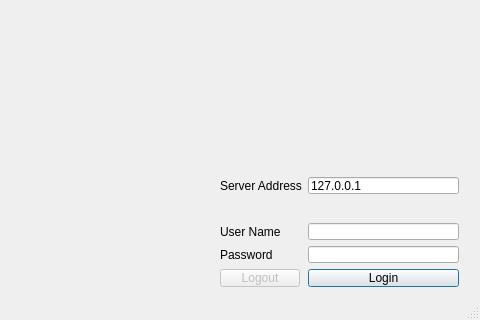
Old version of the form Client.Qt/MainWindow.ui in the repository HadesD/CaroOnline; both pictures show x 491 to 971 and y 320 to 640 of the 971 by 640 pixel window.
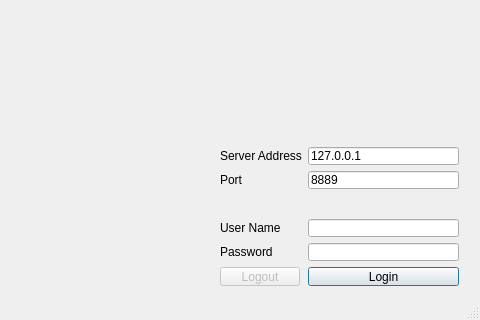
New version of the form.

Commit message: Add port input and set endpoint server

Patch:
```diff
--- a/Client.Qt/MainWindow.ui
+++ b/Client.Qt/MainWindow.ui
@@ -35,13 +35,13 @@
     <property name="geometry">
      <rect>
       <x>700</x>
-      <y>450</y>
+      <y>420</y>
       <width>261</width>
-      <height>132</height>
+      <height>161</height>
      </rect>
     </property>
     <layout class="QFormLayout" name="loginFormLayout">
-     <item row="4" column="1">
+     <item row="5" column="1">
       <widget class="QPushButton" name="loginButton">
        <property name="text">
         <string>Login</string>
@@ -71,7 +71,7 @@
        </property>
       </widget>
      </item>
-     <item row="2" column="0">
+     <item row="3" column="0">
       <widget class="QLabel" name="userNameLabel">
        <property name="text">
         <string>User Name</string>
@@ -81,21 +81,21 @@
        </property>
       </widget>
      </item>
-     <item row="3" column="1">
+     <item row="4" column="1">
       <widget class="QLineEdit" name="passwordInput">
        <property name="locale">
         <locale language="English" country="UnitedStates"/>
        </property>
       </widget>
      </item>
-     <item row="2" column="1">
+     <item row="3" column="1">
       <widget class="QLineEdit" name="userNameInput">
        <property name="locale">
         <locale language="English" country="UnitedStates"/>
        </property>
       </widget>
      </item>
-     <item row="1" column="0" colspan="2">
+     <item row="2" column="0" colspan="2">
       <spacer name="horizontalSpacer">
        <property name="orientation">
         <enum>Qt::Horizontal</enum>
@@ -108,7 +108,7 @@
        </property>
       </spacer>
      </item>
-     <item row="3" column="0">
+     <item row="4" column="0">
       <widget class="QLabel" name="passwordLabel">
        <property name="text">
         <string>Password</string>
@@ -118,7 +118,7 @@
        </property>
       </widget>
      </item>
-     <item row="4" column="0">
+     <item row="5" column="0">
       <widget class="QPushButton" name="logoutButton">
        <property name="enabled">
         <bool>false</bool>
@@ -134,6 +134,20 @@
        </property>
       </widget>
      </item>
+     <item row="1" column="1">
+      <widget class="QLineEdit" name="serverPortInput">
+       <property name="text">
+        <string>8889</string>
+       </property>
+      </widget>
+     </item>
+     <item row="1" column="0">
+      <widget class="QLabel" name="serverPortLabel">
+       <property name="text">
+        <string>Port</string>
+       </property>
+      </widget>
+     </item>
     </layout>
    </widget>
   </widget>
```
The commit also changes 1 other file.
